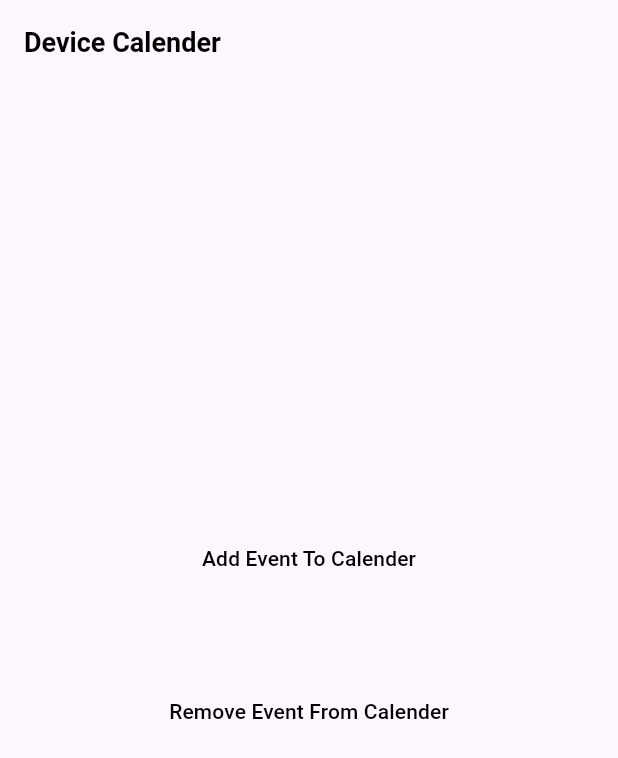
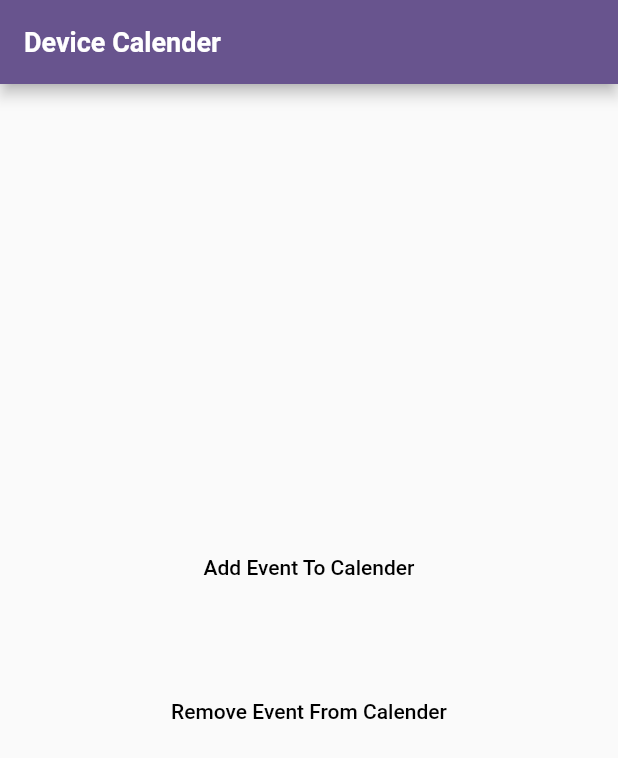
Before and after one commit to fadyZaherEng/App_Events_Device_Calender, a Flutter app: the screen it shows after launch, on a phone screen of 412 x 824 dp. Shown: the top 758 px of the screen. Run offline on Flutter 3.47's test engine with Material 2 defaults, Android fonts, the phone set to English and light mode, and no system bars; our stand-ins replace flutter_native_timezone; missing offline and left inert: device_calendar.

```diff
--- a/lib/home/home_screen.dart
+++ b/lib/home/home_screen.dart
@@ -27,7 +27,7 @@ class _HomeScreenState extends State<HomeScreen> {
         title: const Text(
           "Device Calender",
           style: TextStyle(
-            color: Colors.black,
+            color: Colors.white,
             fontSize: 18,
             fontWeight: FontWeight.bold,
           ),
--- a/lib/main.dart
+++ b/lib/main.dart
@@ -15,7 +15,6 @@ class MyApp extends StatelessWidget {
       debugShowCheckedModeBanner: false,
       theme: ThemeData(
         colorScheme: ColorScheme.fromSeed(seedColor: Colors.deepPurple),
-        useMaterial3: true,
       ),
       home: const HomeScreen(),
     );
```
